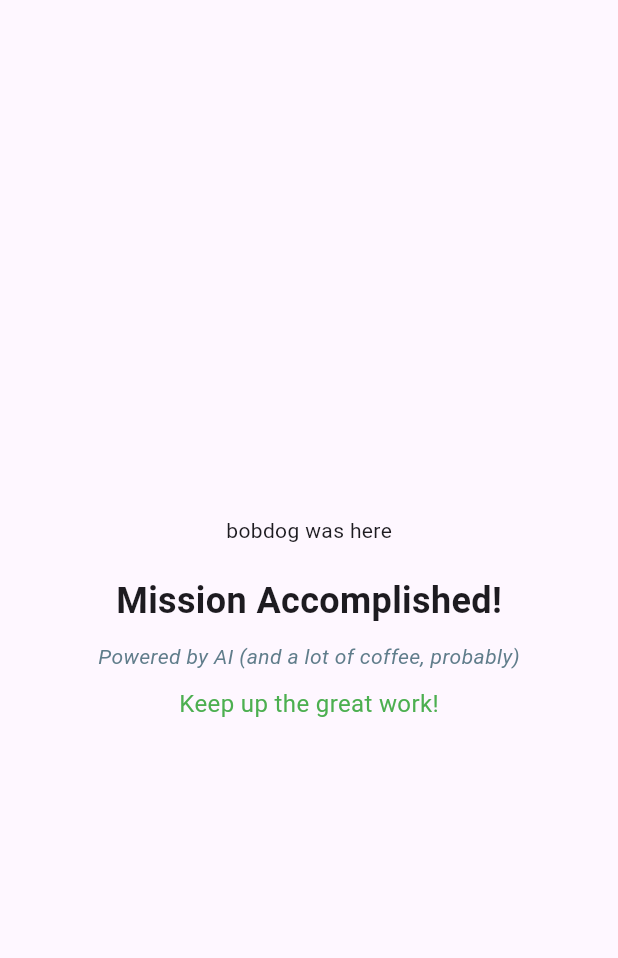
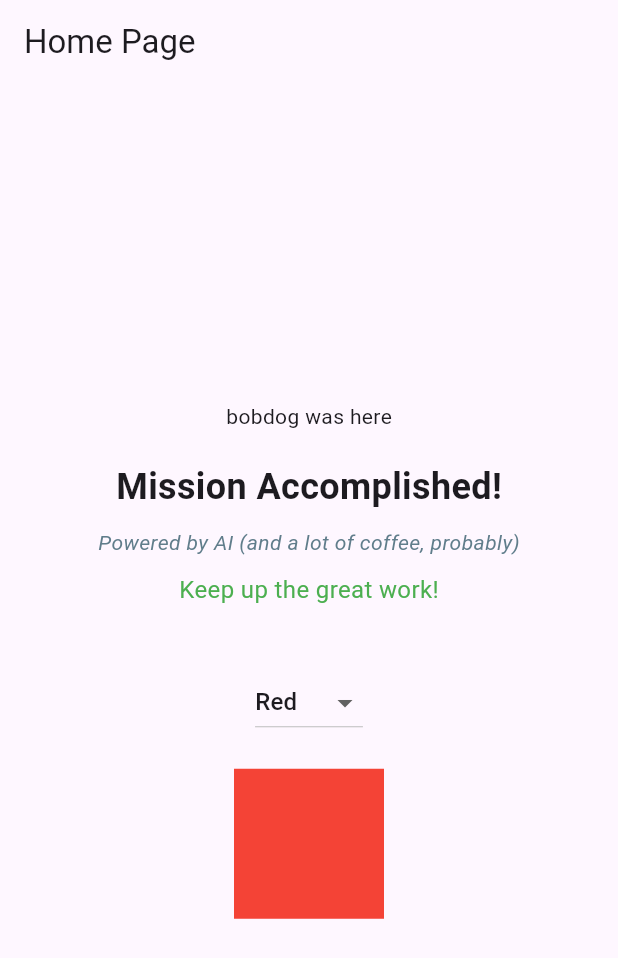
Before and after one commit to mmaitlen/skill_prompt_tests, a Flutter app: the screen it shows after launch, on a phone screen of 412 x 824 dp. Shown: the top 958 px of the screen. Run offline on Flutter 3.47's test engine with Material 3 defaults, Android fonts, the phone set to English and light mode, and no system bars; our stand-ins replace signals_flutter.

Commit message:
feat: implement color selection with signals on a new home page

```diff
--- /dev/null
+++ b/lib/home_page.dart
@@ -0,0 +1,85 @@
+import 'package:flutter/material.dart';
+import 'package:signals_flutter/signals_flutter.dart';
+
+class HomePage extends StatelessWidget {
+  HomePage({super.key});
+
+  final Signal<Color> selectedColor = signal(Colors.red);
+  final Map<String, Color> _colors = {
+    'Red': Colors.red,
+    'Green': Colors.green,
+    'Blue': Colors.blue,
+    'Yellow': Colors.yellow,
+    'Purple': Colors.purple,
+  };
+
+  @override
+  Widget build(BuildContext context) {
+    return Scaffold(
+      appBar: AppBar(
+        title: const Text('Home Page'),
+      ),
+      body: Center(
+        child: Column(
+          mainAxisAlignment: MainAxisAlignment.center,
+          children: [
+            // Existing widgets from main.dart
+            const Text('bobdog was here'),
+            const SizedBox(height: 20),
+            const Text(
+              'Mission Accomplished!',
+              style: TextStyle(
+                fontSize: 24,
+                fontWeight: FontWeight.bold,
+              ),
+            ),
+            const SizedBox(height: 10),
+            const Text(
+              'Powered by AI (and a lot of coffee, probably)',
+              style: TextStyle(
+                fontStyle: FontStyle.italic,
+                color: Colors.blueGrey,
+              ),
+            ),
+            const SizedBox(height: 10),
+            const Text(
+              'Keep up the great work!',
+              style: TextStyle(
+                fontSize: 16,
+                color: Colors.green,
+              ),
+            ),
+            const SizedBox(height: 40), // Spacing before new widgets
+
+            // New widgets for color selection
+            Watch((context) {
+              return DropdownButton<Color>(
+                value: selectedColor.value,
+                onChanged: (Color? newValue) {
+                  if (newValue != null) {
+                    selectedColor.value = newValue;
+                  }
+                },
+                items: _colors.entries
+                    .map<DropdownMenuItem<Color>>((MapEntry<String, Color> entry) {
+                      return DropdownMenuItem<Color>(
+                        value: entry.value,
+                        child: Text(entry.key),
+                      );
+                    }).toList(),
+              );
+            }),
+            const SizedBox(height: 20),
+            Watch((context) {
+              return Container(
+                width: 100,
+                height: 100,
+                color: selectedColor.value,
+              );
+            }),
+          ],
+        ),
+      ),
+    );
+  }
+}
--- a/lib/main.dart
+++ b/lib/main.dart
@@ -1,4 +1,5 @@
 import 'package:flutter/material.dart';
+import 'package:skills_prompt_tests/home_page.dart';
 
 void main() {
   runApp(const MainApp());
@@ -9,41 +10,8 @@ class MainApp extends StatelessWidget {
 
   @override
   Widget build(BuildContext context) {
-    return const MaterialApp(
-      home: Scaffold(
-        body: Center(
-          child: Column(
-            mainAxisAlignment: MainAxisAlignment.center,
-            children: [
-              Text('bobdog was here'),
-              SizedBox(height: 20), // Add some spacing
-              Text(
-                'Mission Accomplished!',
-                style: TextStyle(
-                  fontSize: 24,
-                  fontWeight: FontWeight.bold,
-                ),
-              ),
-              SizedBox(height: 10), // Add some spacing
-              Text(
-                'Powered by AI (and a lot of coffee, probably)',
-                style: TextStyle(
-                  fontStyle: FontStyle.italic,
-                  color: Colors.blueGrey,
-                ),
-              ),
-              SizedBox(height: 10), // Add some spacing
-              Text(
-                'Keep up the great work!',
-                style: TextStyle(
-                  fontSize: 16,
-                  color: Colors.green,
-                ),
-              ),
-            ],
-          ),
-        ),
-      ),
+    return MaterialApp(
+      home: HomePage(), // Navigate to the new HomePage
     );
   }
 }
```
Also changed, not shown: .gemini/settings.json (added), pubspec.lock.
